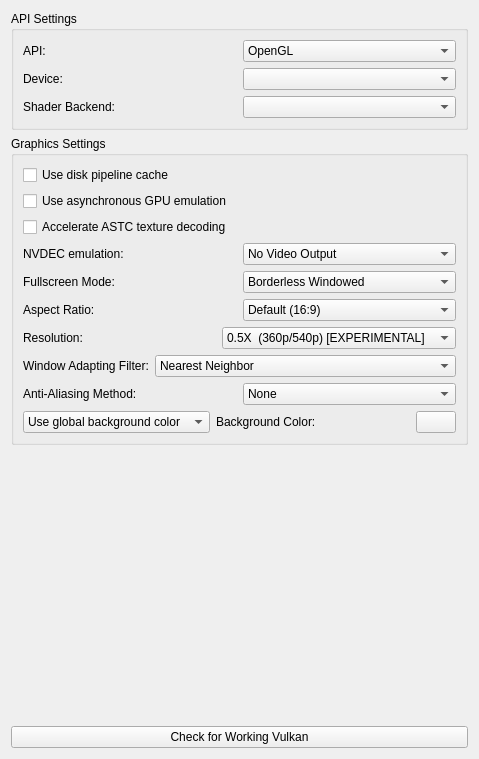
Before: the Qt Designer form src/yuzu/configuration/configure_graphics.ui in QuantumGhost/yuzu, drawn with Qt 5.
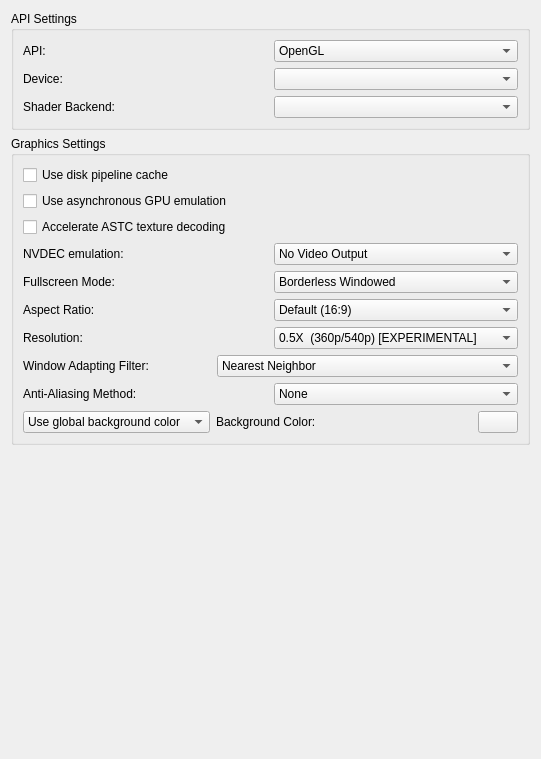
After: the same form once the commit is applied.

Patch:
```diff
--- a/src/yuzu/configuration/configure_graphics.ui
+++ b/src/yuzu/configuration/configure_graphics.ui
@@ -6,7 +6,7 @@
    <rect>
     <x>0</x>
     <y>0</y>
-    <width>471</width>
+    <width>541</width>
     <height>759</height>
    </rect>
   </property>
@@ -574,13 +574,6 @@
      </property>
     </spacer>
    </item>
-   <item>
-    <widget class="QPushButton" name="button_check_vulkan">
-     <property name="text">
-      <string>Check for Working Vulkan</string>
-     </property>
-    </widget>
-   </item>
   </layout>
  </widget>
  <resources/>
```
